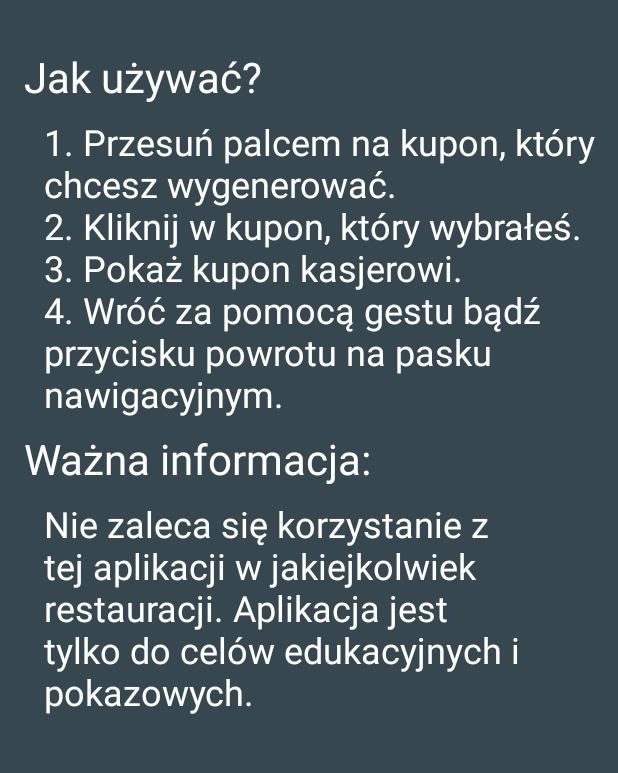
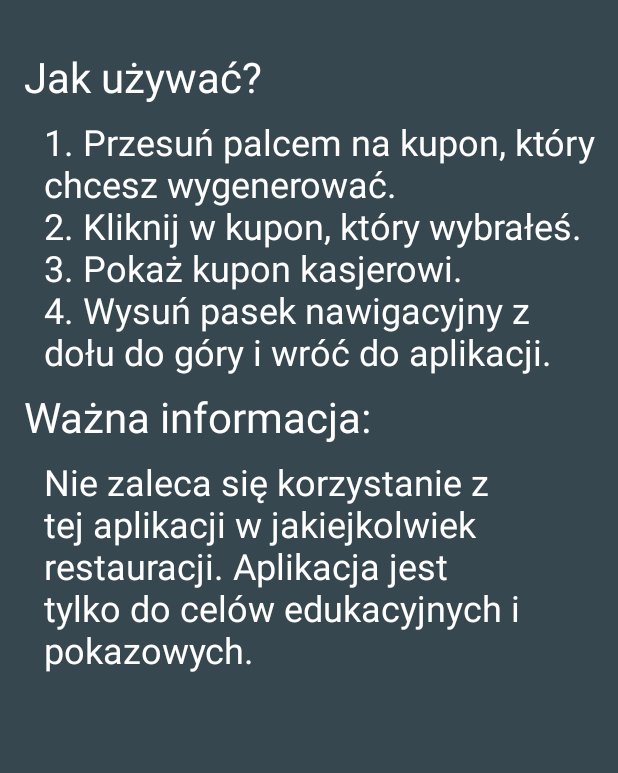
Before and after one commit to szakes1/MakdolanNative, an Android app: the screen it shows after launch (MainActivity), on a phone screen of 412 x 824 dp, the part 295-1068 px from its top. Run offline under Robolectric (Android 15) with nearby library versions, the phone set to English and light mode, and no system bars.

Commit message:
Update strings.xml

```diff
--- a/app/src/main/res/values/strings.xml
+++ b/app/src/main/res/values/strings.xml
@@ -3,7 +3,7 @@
 
     <string name="how_to_use">Jak używać?</string>
     <string name="instructions">1. Przesuń palcem na kupon, który chcesz wygenerować.\n2. Kliknij w kupon, który
-        wybrałeś.\n3. Pokaż kupon kasjerowi.\n4. Wróć za pomocą gestu bądź przycisku powrotu na pasku nawigacyjnym.
+        wybrałeś.\n3. Pokaż kupon kasjerowi.\n4. Wysuń pasek nawigacyjny z dołu do góry i wróć do aplikacji.
     </string>
     <string name="importantant_information">Ważna informacja:</string>
     <string name="important_information_content">Nie zaleca się korzystanie z tej aplikacji w jakiejkolwiek restauracji.
```
